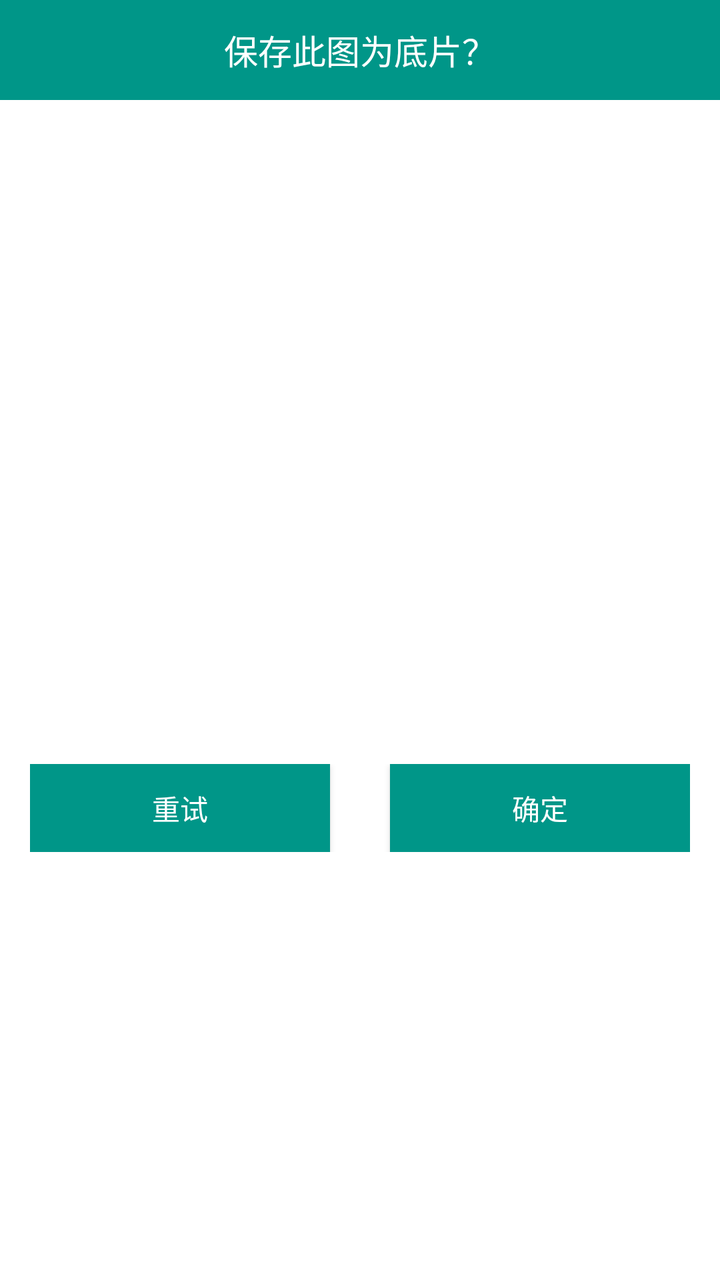
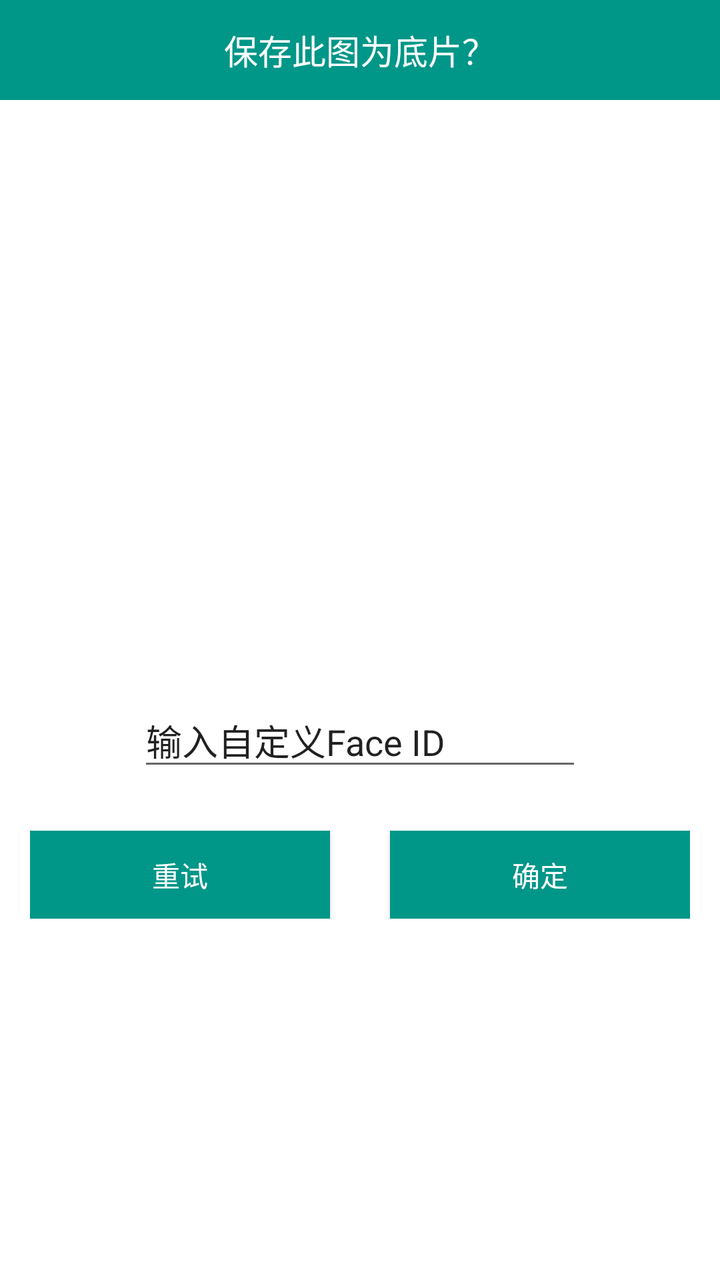

Two renders of the same Android screen: before a commit and after it. Below are the layout's source before the change and the commit's diff.
<!-- AndroidManifest.xml: application theme AppTheme -->
<!-- res/layout/dialog_confirm_base.xml -->
<?xml version="1.0" encoding="utf-8"?>
<LinearLayout xmlns:android="http://schemas.android.com/apk/res/android"
    android:layout_width="match_parent"
    android:layout_height="wrap_content"
    android:background="@color/white"
    android:orientation="vertical">

    <androidx.core.widget.NestedScrollView
        android:layout_width="match_parent"
        android:layout_height="match_parent">

        <LinearLayout
            android:layout_width="match_parent"
            android:layout_height="wrap_content"
            android:orientation="vertical">

            <TextView
                android:id="@+id/textView"
                android:layout_width="match_parent"
                android:layout_height="50dp"
                android:background="@color/blue_sky"
                android:gravity="center"
                android:text="保存此图为底片？"
                android:textColor="@android:color/white"
                android:textSize="17sp" />


            <ImageView
                android:id="@+id/preview"
                android:layout_gravity="center"
                android:layout_marginTop="55dp"
                android:layout_marginBottom="55dp"
                android:layout_width="222dp"
                android:layout_height="222dp"/>


            <LinearLayout
                android:layout_width="match_parent"
                android:layout_height="wrap_content"
                android:layout_marginBottom="15dp"
                android:orientation="horizontal"
                android:paddingLeft="15dp"
                android:paddingRight="15dp">

                <Button
                    android:id="@+id/btn_cancel"
                    android:layout_width="0dp"
                    android:layout_height="44dp"
                    android:layout_marginRight="15dp"
                    android:layout_weight="1"
                    android:background="@color/blue_sky"
                    android:text="重试"
                    android:textColor="@android:color/white"
                    android:textSize="14sp" />

                <Button
                    android:id="@+id/btn_ok"
                    android:layout_width="0dp"
                    android:layout_height="44dp"
                    android:layout_weight="1"
                    android:layout_marginLeft="15dp"
                    android:background="@color/blue_sky"
                    android:text="确定"
                    android:textColor="@android:color/white"
                    android:textSize="14sp" />

            </LinearLayout>


        </LinearLayout>


    </androidx.core.widget.NestedScrollView>


</LinearLayout>
<!-- resources referenced by this layout -->
<resources>
  <color name="blue_sky">#009688</color>
  <color name="white">#FFFFFFFF</color>
  <style name="AppTheme" parent="Theme.AppCompat.Light.DarkActionBar">
          
          <item name="colorPrimary">@color/colorPrimary</item>
          <item name="colorPrimaryDark">@color/colorPrimaryDark</item>
          <item name="colorAccent">@color/colorAccent</item>
      </style>
  <color name="colorPrimary">#10101E</color>
  <color name="colorPrimaryDark">#10101E</color>
  <color name="colorAccent">#10101E</color>
</resources>

<!-- the commit's change to res/layout/dialog_confirm_base.xml (unified diff, before → after) -->
@@ -28,10 +28,23 @@
             <ImageView
                 android:id="@+id/preview"
                 android:layout_gravity="center"
-                android:layout_marginTop="55dp"
-                android:layout_marginBottom="55dp"
+                android:layout_marginTop="50dp"
+                android:layout_marginBottom="25dp"
                 android:layout_width="222dp"
                 android:layout_height="222dp"/>
+
+
+            <EditText
+                android:id="@+id/edit_text"
+                android:layout_width="222dp"
+                android:layout_height="wrap_content"
+                android:hint="输入自定义Face ID"
+                android:digits="0123456789abcdefghijklmnopqrstuvwxyz"
+                android:layout_gravity="center"
+                android:layout_marginBottom="25dp"
+                android:textColorHint="@color/black_overlay"
+                android:focusable="true"
+                />
 
 
             <LinearLayout
